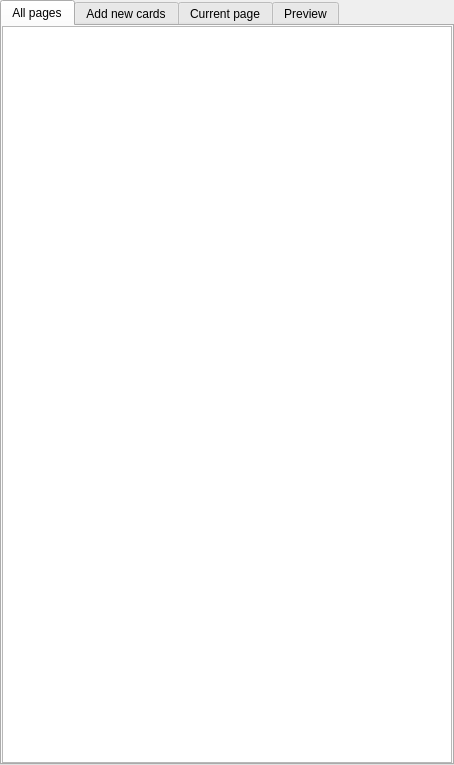
First picture: the form in mtg_proxy_printer/resources/ui/central_widget/tabbed_vertical.ui, repository luziferius/MTGProxyPrinter, before the edit.
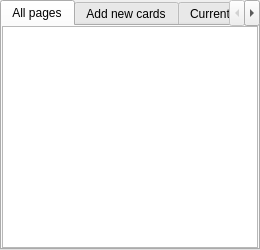
Second picture: the form after the edit. Icons and pictures are not drawn. Custom widgets are drawn as their Qt base class.

Commit message:
UI: Enable Drag&Drop in the page overview QListViews
FossilOrigin-Name: 335e6922731982df7bdf40db34603a01700489f1ba3d86a919824a978e3a5717

```diff
--- a/mtg_proxy_printer/resources/ui/central_widget/tabbed_vertical.ui
+++ b/mtg_proxy_printer/resources/ui/central_widget/tabbed_vertical.ui
@@ -2,14 +2,6 @@
 <ui version="4.0">
  <class>TabbedCentralWidget</class>
  <widget class="QWidget" name="TabbedCentralWidget">
-  <property name="geometry">
-   <rect>
-    <x>0</x>
-    <y>0</y>
-    <width>454</width>
-    <height>765</height>
-   </rect>
-  </property>
   <layout class="QGridLayout" name="gridLayout">
    <property name="leftMargin">
     <number>0</number>
```
Left out of the diff: 6 changed lines with no effect on the pictures. The commit also changes 2 other files.
